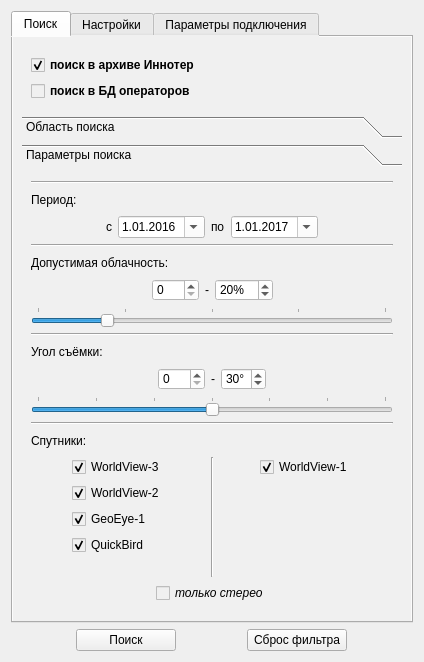
Before: the Qt Designer form geo_get_dialog_base.ui in bazzile/GeoGet, drawn with Qt 5.
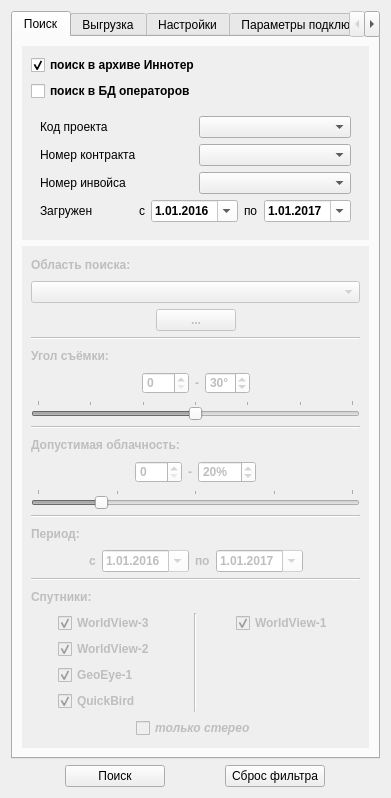
After: the same form once the commit is applied. Custom widgets are drawn as their Qt base class.

Commit message: Rearranged Design

```diff
--- a/geo_get_dialog_base.ui
+++ b/geo_get_dialog_base.ui
@@ -6,8 +6,8 @@
    <rect>
     <x>0</x>
     <y>0</y>
-    <width>424</width>
-    <height>662</height>
+    <width>391</width>
+    <height>795</height>
    </rect>
   </property>
   <property name="windowTitle">
@@ -26,7 +26,7 @@
       <bool>false</bool>
      </property>
      <property name="styleSheet">
-      <string notr="true">background-color: rgb(240, 240, 240)</string>
+      <string notr="true"/>
      </property>
      <property name="currentIndex">
       <number>0</number>
@@ -45,7 +45,10 @@
           </font>
          </property>
          <property name="autoFillBackground">
-          <bool>false</bool>
+          <bool>true</bool>
+         </property>
+         <property name="styleSheet">
+          <string notr="true"/>
          </property>
          <property name="title" stdset="0">
           <string>Настройки поиска</string>
@@ -59,6 +62,9 @@
          <layout class="QVBoxLayout" name="verticalLayout_9">
           <item>
            <widget class="QCheckBox" name="clear_results_chbx_2">
+            <property name="autoFillBackground">
+             <bool>true</bool>
+            </property>
             <property name="text">
              <string>поиск в архиве Иннотер</string>
             </property>
@@ -72,44 +78,272 @@
             <property name="text">
              <string>поиск в БД операторов</string>
             </property>
+            <property name="checkable">
+             <bool>false</bool>
+            </property>
+            <property name="checked">
+             <bool>false</bool>
+            </property>
            </widget>
           </item>
-         </layout>
+          <item>
+           <widget class="QgsCollapsibleGroupBox" name="Search_settings_mGroupBox_3" native="true">
+            <property name="font">
+             <font>
+              <weight>75</weight>
+              <bold>true</bold>
+             </font>
+            </property>
+            <property name="autoFillBackground">
+             <bool>true</bool>
+            </property>
+            <property name="styleSheet">
+             <string notr="true"/>
+            </property>
+            <property name="title" stdset="0">
+             <string>Поиск в архиве Иннотер</string>
+            </property>
+            <property name="flat" stdset="0">
+             <bool>true</bool>
+            </property>
+            <property name="checkable" stdset="0">
+             <bool>false</bool>
+            </property>
+            <layout class="QVBoxLayout" name="verticalLayout_10">
+             <item>
+              <layout class="QHBoxLayout" name="horizontalLayout_5">
+               <item>
+                <widget class="QLabel" name="label_6">
+                 <property name="font">
+                  <font>
+                   <weight>50</weight>
+                   <bold>false</bold>
+                  </font>
+                 </property>
+                 <property name="text">
+                  <string>Код проекта</string>
+                 </property>
+                </widget>
+               </item>
+               <item>
+                <widget class="QComboBox" name="comboBox">
+                 <property name="sizeAdjustPolicy">
+                  <enum>QComboBox::AdjustToContents</enum>
+                 </property>
+                </widget>
+               </item>
+              </layout>
+             </item>
+             <item>
+              <layout class="QHBoxLayout" name="horizontalLayout_6">
+               <item>
+                <widget class="QLabel" name="label_7">
+                 <property name="font">
+                  <font>
+                   <weight>50</weight>
+                   <bold>false</bold>
+                  </font>
+                 </property>
+                 <property name="text">
+                  <string>Номер контракта</string>
+                 </property>
         </widget>
        </item>
        <item>
-        <widget class="QToolBox" name="parameters_toolBox">
+                <widget class="QComboBox" name="comboBox_2">
+                 <property name="sizeAdjustPolicy">
+                  <enum>QComboBox::AdjustToContents</enum>
+                 </property>
+                </widget>
+               </item>
+              </layout>
+             </item>
+             <item>
+              <layout class="QHBoxLayout" name="horizontalLayout_7">
+               <item>
+                <widget class="QLabel" name="label_8">
+                 <property name="font">
+                  <font>
+                   <weight>50</weight>
+                   <bold>false</bold>
+                  </font>
+                 </property>
+                 <property name="text">
+                  <string>Номер инвойса</string>
+                 </property>
+                </widget>
+               </item>
+               <item>
+                <widget class="QComboBox" name="comboBox_3">
+                 <property name="sizeAdjustPolicy">
+                  <enum>QComboBox::AdjustToContents</enum>
+                 </property>
+                </widget>
+               </item>
+              </layout>
+             </item>
+             <item>
+              <layout class="QHBoxLayout" name="Dates_HL_2">
+               <item>
+                <widget class="QLabel" name="label_13">
+                 <property name="font">
+                  <font>
+                   <weight>50</weight>
+                   <bold>false</bold>
+                  </font>
+                 </property>
+                 <property name="text">
+                  <string>Загружен</string>
+                 </property>
+                </widget>
+               </item>
+               <item>
+                <spacer name="horizontalSpacer_20">
+                 <property name="orientation">
+                  <enum>Qt::Horizontal</enum>
+                 </property>
+                 <property name="sizeHint" stdset="0">
+                  <size>
+                   <width>40</width>
+                   <height>20</height>
+                  </size>
+                 </property>
+                </spacer>
+               </item>
+               <item>
+                <widget class="QLabel" name="label_10">
+                 <property name="font">
+                  <font>
+                   <weight>50</weight>
+                   <bold>false</bold>
+                  </font>
+                 </property>
+                 <property name="text">
+                  <string>с</string>
+                 </property>
+                </widget>
+               </item>
+               <item>
+                <widget class="QDateEdit" name="min_dateEdit_2">
+                 <property name="styleSheet">
+                  <string notr="true">background-color: white</string>
+                 </property>
+                 <property name="date">
+                  <date>
+                   <year>2016</year>
+                   <month>1</month>
+                   <day>1</day>
+                  </date>
+                 </property>
+                 <property name="displayFormat">
+                  <string>d.MM.yyyy</string>
+                 </property>
+                 <property name="calendarPopup">
+                  <bool>true</bool>
+                 </property>
+                </widget>
+               </item>
+               <item>
+                <widget class="QLabel" name="label_12">
+                 <property name="font">
+                  <font>
+                   <weight>50</weight>
+                   <bold>false</bold>
+                  </font>
+                 </property>
+                 <property name="text">
+                  <string>по</string>
+                 </property>
+                </widget>
+               </item>
+               <item>
+                <widget class="QDateEdit" name="max_dateEdit_2">
+                 <property name="styleSheet">
+                  <string notr="true">background-color: white</string>
+                 </property>
+                 <property name="date">
+                  <date>
+                   <year>2017</year>
+                   <month>1</month>
+                   <day>1</day>
+                  </date>
+                 </property>
+                 <property name="displayFormat">
+                  <string>d.MM.yyyy</string>
+                 </property>
+                 <property name="calendarPopup">
+                  <bool>true</bool>
+                 </property>
+                </widget>
+               </item>
+              </layout>
+             </item>
+            </layout>
+           </widget>
+          </item>
+         </layout>
+        </widget>
+       </item>
+       <item>
+        <widget class="QgsCollapsibleGroupBox" name="Search_settings_mGroupBox_4" native="true">
          <property name="enabled">
-          <bool>true</bool>
+          <bool>false</bool>
          </property>
-         <property name="layoutDirection">
-          <enum>Qt::LeftToRight</enum>
+         <property name="sizePolicy">
+          <sizepolicy hsizetype="Preferred" vsizetype="Preferred">
+           <horstretch>0</horstretch>
+           <verstretch>0</verstretch>
+          </sizepolicy>
+         </property>
+         <property name="font">
+          <font>
+           <weight>75</weight>
+           <bold>true</bold>
+          </font>
          </property>
          <property name="autoFillBackground">
+          <bool>true</bool>
+         </property>
+         <property name="styleSheet">
+          <string notr="true"/>
+         </property>
+         <property name="title" stdset="0">
+          <string>Поиск в БД операторов</string>
+         </property>
+         <property name="flat" stdset="0">
+          <bool>true</bool>
+         </property>
+         <property name="checkable" stdset="0">
           <bool>false</bool>
          </property>
-         <property name="frameShape">
-          <enum>QFrame::NoFrame</enum>
-         </property>
-         <property name="currentIndex">
-          <number>1</number>
-         </property>
-         <property name="tabSpacing">
-          <number>6</number>
-         </property>
-         <widget class="QWidget" name="GeometrySlot">
-          <property name="geometry">
-           <rect>
-            <x>0</x>
-            <y>0</y>
-            <width>382</width>
-            <height>451</height>
-           </rect>
-          </property>
-          <attribute name="label">
-           <string>Область поиска</string>
-          </attribute>
-          <layout class="QVBoxLayout" name="verticalLayout_4">
+         <layout class="QVBoxLayout" name="verticalLayout_11">
+          <property name="sizeConstraint">
+           <enum>QLayout::SetDefaultConstraint</enum>
+          </property>
+          <item>
+           <layout class="QHBoxLayout" name="Date_label_HL_2">
+            <item>
+             <widget class="QLabel" name="label_9">
+              <property name="text">
+               <string>Область поиска:</string>
+              </property>
+             </widget>
+            </item>
+            <item>
+             <spacer name="horizontalSpacer_16">
+              <property name="orientation">
+               <enum>Qt::Horizontal</enum>
+              </property>
+              <property name="sizeHint" stdset="0">
+               <size>
+                <width>40</width>
+                <height>20</height>
+               </size>
+              </property>
+             </spacer>
+            </item>
+           </layout>
+          </item>
            <item>
             <widget class="QComboBox" name="v_layer_list">
              <property name="focusPolicy">
@@ -155,281 +389,6 @@
             </layout>
            </item>
            <item>
-            <widget class="QTextBrowser" name="test_textBrowser"/>
-           </item>
-          </layout>
-         </widget>
-         <widget class="QWidget" name="ImagerySlot">
-          <property name="geometry">
-           <rect>
-            <x>0</x>
-            <y>0</y>
-            <width>382</width>
-            <height>451</height>
-           </rect>
-          </property>
-          <attribute name="label">
-           <string>Параметры поиска</string>
-          </attribute>
-          <layout class="QVBoxLayout" name="verticalLayout_5">
-           <item>
-            <widget class="Line" name="line_5">
-             <property name="orientation">
-              <enum>Qt::Horizontal</enum>
-             </property>
-            </widget>
-           </item>
-           <item>
-            <layout class="QVBoxLayout" name="Dates_VL">
-             <item>
-              <layout class="QHBoxLayout" name="Date_label_HL">
-               <item>
-                <widget class="QLabel" name="label_5">
-                 <property name="text">
-                  <string>Период:</string>
-                 </property>
-                </widget>
-               </item>
-               <item>
-                <spacer name="horizontalSpacer_14">
-                 <property name="orientation">
-                  <enum>Qt::Horizontal</enum>
-                 </property>
-                 <property name="sizeHint" stdset="0">
-                  <size>
-                   <width>40</width>
-                   <height>20</height>
-                  </size>
-                 </property>
-                </spacer>
-               </item>
-              </layout>
-             </item>
-             <item>
-              <layout class="QHBoxLayout" name="Dates_HL">
-               <item>
-                <spacer name="horizontalSpacer_11">
-                 <property name="orientation">
-                  <enum>Qt::Horizontal</enum>
-                 </property>
-                 <property name="sizeHint" stdset="0">
-                  <size>
-                   <width>40</width>
-                   <height>20</height>
-                  </size>
-                 </property>
-                </spacer>
-               </item>
-               <item>
-                <widget class="QLabel" name="label_4">
-                 <property name="text">
-                  <string>с</string>
-                 </property>
-                </widget>
-               </item>
-               <item>
-                <widget class="QDateEdit" name="min_dateEdit">
-                 <property name="styleSheet">
-                  <string notr="true">background-color: white</string>
-                 </property>
-                 <property name="displayFormat">
-                  <string>d.MM.yyyy</string>
-                 </property>
-                 <property name="calendarPopup">
-                  <bool>true</bool>
-                 </property>
-                 <property name="date">
-                  <date>
-                   <year>2016</year>
-                   <month>1</month>
-                   <day>1</day>
-                  </date>
-                 </property>
-                </widget>
-               </item>
-               <item>
-                <widget class="QLabel" name="label_2">
-                 <property name="text">
-                  <string>по</string>
-                 </property>
-                </widget>
-               </item>
-               <item>
-                <widget class="QDateEdit" name="max_dateEdit">
-                 <property name="styleSheet">
-                  <string notr="true">background-color: white</string>
-                 </property>
-                 <property name="displayFormat">
-                  <string>d.MM.yyyy</string>
-                 </property>
-                 <property name="calendarPopup">
-                  <bool>true</bool>
-                 </property>
-                 <property name="date">
-                  <date>
-                   <year>2017</year>
-                   <month>1</month>
-                   <day>1</day>
-                  </date>
-                 </property>
-                </widget>
-               </item>
-               <item>
-                <spacer name="horizontalSpacer_12">
-                 <property name="orientation">
-                  <enum>Qt::Horizontal</enum>
-                 </property>
-                 <property name="sizeHint" stdset="0">
-                  <size>
-                   <width>40</width>
-                   <height>20</height>
-                  </size>
-                 </property>
-                </spacer>
-               </item>
-              </layout>
-             </item>
-            </layout>
-           </item>
-           <item>
-            <widget class="Line" name="line_4">
-             <property name="orientation">
-              <enum>Qt::Horizontal</enum>
-             </property>
-            </widget>
-           </item>
-           <item>
-            <layout class="QVBoxLayout" name="Cloud_VL">
-             <item>
-              <layout class="QHBoxLayout" name="horizontalLayout_3">
-               <item>
-                <widget class="QLabel" name="cloud_label">
-                 <property name="text">
-                  <string>Допустимая облачность:</string>
-                 </property>
-                </widget>
-               </item>
-               <item>
-                <spacer name="horizontalSpacer_19">
-                 <property name="orientation">
-                  <enum>Qt::Horizontal</enum>
-                 </property>
-                 <property name="sizeHint" stdset="0">
-                  <size>
-                   <width>40</width>
-                   <height>20</height>
-                  </size>
-                 </property>
-                </spacer>
-               </item>
-              </layout>
-             </item>
-             <item>
-              <layout class="QHBoxLayout" name="Cloud_HL">
-               <item>
-                <spacer name="horizontalSpacer_3">
-                 <property name="orientation">
-                  <enum>Qt::Horizontal</enum>
-                 </property>
-                 <property name="sizeHint" stdset="0">
-                  <size>
-                   <width>40</width>
-                   <height>20</height>
-                  </size>
-                 </property>
-                </spacer>
-               </item>
-               <item>
-                <widget class="QSpinBox" name="cloud_pct_mn">
-                 <property name="autoFillBackground">
-                  <bool>false</bool>
-                 </property>
-                 <property name="styleSheet">
-                  <string notr="true">background-color: white</string>
-                 </property>
-                 <property name="maximum">
-                  <number>100</number>
-                 </property>
-                </widget>
-               </item>
-               <item>
-                <widget class="QLabel" name="label_3">
-                 <property name="text">
-                  <string>-</string>
-                 </property>
-                </widget>
-               </item>
-               <item>
-                <widget class="QSpinBox" name="cloud_pct_mx">
-                 <property name="styleSheet">
-                  <string notr="true">background-color: white</string>
-                 </property>
-                 <property name="suffix">
-                  <string>%</string>
-                 </property>
-                 <property name="maximum">
-                  <number>100</number>
-                 </property>
-                 <property name="value">
-                  <number>20</number>
-                 </property>
-                </widget>
-               </item>
-               <item>
-                <spacer name="horizontalSpacer_18">
-                 <property name="orientation">
-                  <enum>Qt::Horizontal</enum>
-                 </property>
-                 <property name="sizeHint" stdset="0">
-                  <size>
-                   <width>40</width>
-                   <height>20</height>
-                  </size>
-                 </property>
-                </spacer>
-               </item>
-              </layout>
-             </item>
-             <item>
-              <widget class="QSlider" name="cloud_pct_slider">
-               <property name="mouseTracking">
-                <bool>false</bool>
-               </property>
-               <property name="maximum">
-                <number>100</number>
-               </property>
-               <property name="pageStep">
-                <number>25</number>
-               </property>
-               <property name="value">
-                <number>20</number>
-               </property>
-               <property name="sliderPosition">
-                <number>20</number>
-               </property>
-               <property name="tracking">
-                <bool>true</bool>
-               </property>
-               <property name="orientation">
-                <enum>Qt::Horizontal</enum>
-               </property>
-               <property name="invertedAppearance">
-                <bool>false</bool>
-               </property>
-               <property name="invertedControls">
-                <bool>false</bool>
-               </property>
-               <property name="tickPosition">
-                <enum>QSlider::TicksAbove</enum>
-               </property>
-               <property name="tickInterval">
-                <number>25</number>
-               </property>
-              </widget>
-             </item>
-            </layout>
-           </item>
-           <item>
             <widget class="Line" name="line_3">
              <property name="orientation">
               <enum>Qt::Horizontal</enum>
@@ -577,6 +536,263 @@
              </property>
             </widget>
            </item>
+          <item>
+           <layout class="QVBoxLayout" name="Cloud_VL">
+            <item>
+             <layout class="QHBoxLayout" name="horizontalLayout_3">
+              <item>
+               <widget class="QLabel" name="cloud_label">
+                <property name="text">
+                 <string>Допустимая облачность:</string>
+                </property>
+               </widget>
+              </item>
+              <item>
+               <spacer name="horizontalSpacer_19">
+                <property name="orientation">
+                 <enum>Qt::Horizontal</enum>
+                </property>
+                <property name="sizeHint" stdset="0">
+                 <size>
+                  <width>40</width>
+                  <height>20</height>
+                 </size>
+                </property>
+               </spacer>
+              </item>
+             </layout>
+            </item>
+            <item>
+             <layout class="QHBoxLayout" name="Cloud_HL">
+              <item>
+               <spacer name="horizontalSpacer_3">
+                <property name="orientation">
+                 <enum>Qt::Horizontal</enum>
+                </property>
+                <property name="sizeHint" stdset="0">
+                 <size>
+                  <width>40</width>
+                  <height>20</height>
+                 </size>
+                </property>
+               </spacer>
+              </item>
+              <item>
+               <widget class="QSpinBox" name="cloud_pct_mn">
+                <property name="autoFillBackground">
+                 <bool>false</bool>
+                </property>
+                <property name="styleSheet">
+                 <string notr="true">background-color: white</string>
+                </property>
+                <property name="maximum">
+                 <number>100</number>
+                </property>
+               </widget>
+              </item>
+              <item>
+               <widget class="QLabel" name="label_3">
+                <property name="text">
+                 <string>-</string>
+                </property>
+               </widget>
+              </item>
+              <item>
+               <widget class="QSpinBox" name="cloud_pct_mx">
+                <property name="styleSheet">
+                 <string notr="true">background-color: white</string>
+                </property>
+                <property name="suffix">
+                 <string>%</string>
+                </property>
+                <property name="maximum">
+                 <number>100</number>
+                </property>
+                <property name="value">
+                 <number>20</number>
+                </property>
+               </widget>
+              </item>
+              <item>
+               <spacer name="horizontalSpacer_18">
+                <property name="orientation">
+                 <enum>Qt::Horizontal</enum>
+                </property>
+                <property name="sizeHint" stdset="0">
+                 <size>
+                  <width>40</width>
+                  <height>20</height>
+                 </size>
+                </property>
+               </spacer>
+              </item>
+             </layout>
+            </item>
+            <item>
+             <widget class="QSlider" name="cloud_pct_slider">
+              <property name="mouseTracking">
+               <bool>false</bool>
+              </property>
+              <property name="maximum">
+               <number>100</number>
+              </property>
+              <property name="pageStep">
+               <number>25</number>
+              </property>
+              <property name="value">
+               <number>20</number>
+              </property>
+              <property name="sliderPosition">
+               <number>20</number>
+              </property>
+              <property name="tracking">
+               <bool>true</bool>
+              </property>
+              <property name="orientation">
+               <enum>Qt::Horizontal</enum>
+              </property>
+              <property name="invertedAppearance">
+               <bool>false</bool>
+              </property>
+              <property name="invertedControls">
+               <bool>false</bool>
+              </property>
+              <property name="tickPosition">
+               <enum>QSlider::TicksAbove</enum>
+              </property>
+              <property name="tickInterval">
+               <number>25</number>
+              </property>
+             </widget>
+            </item>
+           </layout>
+          </item>
+          <item>
+           <widget class="Line" name="line_4">
+            <property name="orientation">
+             <enum>Qt::Horizontal</enum>
+            </property>
+           </widget>
+          </item>
+          <item>
+           <layout class="QVBoxLayout" name="Dates_VL">
+            <item>
+             <layout class="QHBoxLayout" name="Date_label_HL">
+              <item>
+               <widget class="QLabel" name="label_5">
+                <property name="text">
+                 <string>Период:</string>
+                </property>
+               </widget>
+              </item>
+              <item>
+               <spacer name="horizontalSpacer_14">
+                <property name="orientation">
+                 <enum>Qt::Horizontal</enum>
+                </property>
+                <property name="sizeHint" stdset="0">
+                 <size>
+                  <width>40</width>
+                  <height>20</height>
+                 </size>
+                </property>
+               </spacer>
+              </item>
+             </layout>
+            </item>
+            <item>
+             <layout class="QHBoxLayout" name="Dates_HL">
+              <item>
+               <spacer name="horizontalSpacer_11">
+                <property name="orientation">
+                 <enum>Qt::Horizontal</enum>
+                </property>
+                <property name="sizeHint" stdset="0">
+                 <size>
+                  <width>40</width>
+                  <height>20</height>
+                 </size>
+                </property>
+               </spacer>
+              </item>
+              <item>
+               <widget class="QLabel" name="label_4">
+                <property name="text">
+                 <string>с</string>
+                </property>
+               </widget>
+              </item>
+              <item>
+               <widget class="QDateEdit" name="min_dateEdit">
+                <property name="styleSheet">
+                 <string notr="true">background-color: white</string>
+                </property>
+                <property name="date">
+                 <date>
+                  <year>2016</year>
+                  <month>1</month>
+                  <day>1</day>
+                 </date>
+                </property>
+                <property name="displayFormat">
+                 <string>d.MM.yyyy</string>
+                </property>
+                <property name="calendarPopup">
+                 <bool>true</bool>
+                </property>
+               </widget>
+              </item>
+              <item>
+               <widget class="QLabel" name="label_2">
+                <property name="text">
+                 <string>по</string>
+                </property>
+               </widget>
+              </item>
+              <item>
+               <widget class="QDateEdit" name="max_dateEdit">
+                <property name="styleSheet">
+                 <string notr="true">background-color: white</string>
+                </property>
+                <property name="date">
+                 <date>
+                  <year>2017</year>
+                  <month>1</month>
+                  <day>1</day>
+                 </date>
+                </property>
+                <property name="displayFormat">
+                 <string>d.MM.yyyy</string>
+                </property>
+                <property name="calendarPopup">
+                 <bool>true</bool>
+                </property>
+               </widget>
+              </item>
+              <item>
+               <spacer name="horizontalSpacer_12">
+                <property name="orientation">
+                 <enum>Qt::Horizontal</enum>
+                </property>
+                <property name="sizeHint" stdset="0">
+                 <size>
+                  <width>40</width>
+                  <height>20</height>
+                 </size>
+                </property>
+               </spacer>
+              </item>
+             </layout>
+            </item>
+           </layout>
+          </item>
+          <item>
+           <widget class="Line" name="line_5">
+            <property name="orientation">
+             <enum>Qt::Horizontal</enum>
+            </property>
+           </widget>
+          </item>
            <item>
             <layout class="QVBoxLayout" name="Satellites_VL">
              <item>
@@ -798,17 +1014,29 @@
              </item>
             </layout>
            </item>
-          </layout>
-          <zorder>line_2</zorder>
-          <zorder>line_3</zorder>
-          <zorder>line_4</zorder>
-          <zorder>line_5</zorder>
-          <zorder></zorder>
-         </widget>
-        </widget>
+          <item>
+           <spacer name="verticalSpacer_4">
+            <property name="orientation">
+             <enum>Qt::Vertical</enum>
+            </property>
+            <property name="sizeHint" stdset="0">
+             <size>
+              <width>20</width>
+              <height>40</height>
+             </size>
+            </property>
+           </spacer>
+          </item>
+         </layout>
+        </widget>
        </item>
       </layout>
      </widget>
+     <widget class="QWidget" name="tab_4">
+      <attribute name="title">
+       <string>Выгрузка</string>
+      </attribute>
+     </widget>
      <widget class="QWidget" name="tab_3">
       <attribute name="title">
        <string>Настройки</string>
@@ -918,6 +1146,72 @@
         <set>QDialogButtonBox::Cancel|QDialogButtonBox::Ok</set>
        </property>
       </widget>
+      <widget class="QTextBrowser" name="test_textBrowser">
+       <property name="geometry">
+        <rect>
+         <x>0</x>
+         <y>30</y>
+         <width>406</width>
+         <height>130</height>
+        </rect>
+       </property>
+      </widget>
+      <widget class="QToolBox" name="parameters_toolBox">
+       <property name="enabled">
+        <bool>true</bool>
+       </property>
+       <property name="geometry">
+        <rect>
+         <x>10</x>
+         <y>190</y>
+         <width>403</width>
+         <height>123</height>
+        </rect>
+       </property>
+       <property name="layoutDirection">
+        <enum>Qt::LeftToRight</enum>
+       </property>
+       <property name="autoFillBackground">
+        <bool>false</bool>
+       </property>
+       <property name="frameShape">
+        <enum>QFrame::NoFrame</enum>
+       </property>
+       <property name="currentIndex">
+        <number>1</number>
+       </property>
+       <property name="tabSpacing">
+        <number>6</number>
+       </property>
+       <widget class="QWidget" name="GeometrySlot">
+        <property name="geometry">
+         <rect>
+          <x>0</x>
+          <y>0</y>
+          <width>379</width>
+          <height>406</height>
+         </rect>
+        </property>
+        <attribute name="label">
+         <string>Поиск в архиве Иннотер</string>
+        </attribute>
+        <layout class="QVBoxLayout" name="verticalLayout_4"/>
+       </widget>
+       <widget class="QWidget" name="ImagerySlot">
+        <property name="geometry">
+         <rect>
+          <x>0</x>
+          <y>0</y>
+          <width>403</width>
+          <height>69</height>
+         </rect>
+        </property>
+        <attribute name="label">
+         <string>Поиск в БД операторов</string>
+        </attribute>
+        <layout class="QVBoxLayout" name="verticalLayout_5"/>
+       </widget>
+      </widget>
      </widget>
     </widget>
    </item>
```
Lines whose indentation alone changed are shown as unchanged.
